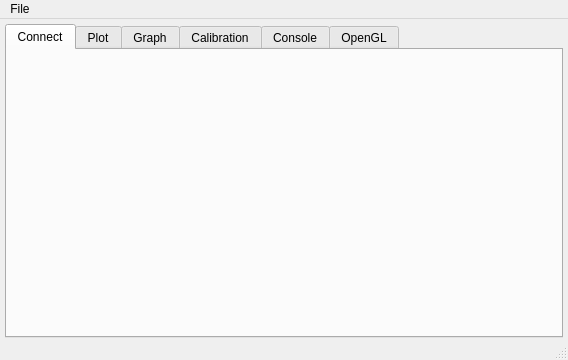
Qt form tinyos-2.x/trunk/support/cpp/TestShimmer/src/MainWindow.ui (baharev/szte-wsn-code) before a commit.
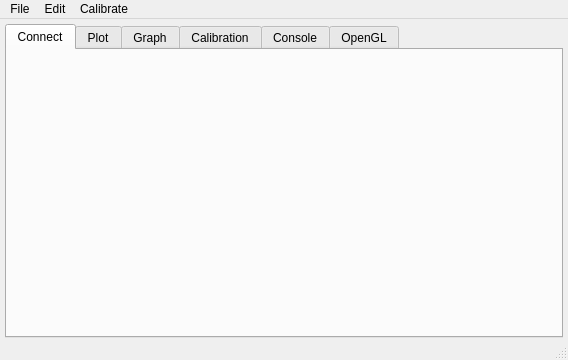
The same form after that commit. Icons and pictures are not drawn.

```diff
--- a/tinyos-2.x/trunk/support/cpp/TestShimmer/src/MainWindow.ui
+++ b/tinyos-2.x/trunk/support/cpp/TestShimmer/src/MainWindow.ui
@@ -99,7 +99,7 @@
      <x>0</x>
      <y>0</y>
      <width>568</width>
-     <height>20</height>
+     <height>21</height>
     </rect>
    </property>
    <widget class="QMenu" name="menuFile">
@@ -111,7 +111,24 @@
     <addaction name="separator"/>
     <addaction name="actionQuit"/>
    </widget>
+   <widget class="QMenu" name="menuEdit">
+    <property name="title">
+     <string>Edit</string>
+    </property>
+    <addaction name="actionTrim"/>
+    <addaction name="actionCopy"/>
+    <addaction name="actionPaste"/>
+    <addaction name="actionCut"/>
+   </widget>
+   <widget class="QMenu" name="menuCalibrate">
+    <property name="title">
+     <string>Calibrate</string>
+    </property>
+    <addaction name="actionRegression"/>
+   </widget>
    <addaction name="menuFile"/>
+   <addaction name="menuEdit"/>
+   <addaction name="menuCalibrate"/>
   </widget>
   <widget class="QStatusBar" name="statusBar"/>
   <action name="actionImport">
```
Left out of the diff: 26 changed lines with no effect on the pictures.
